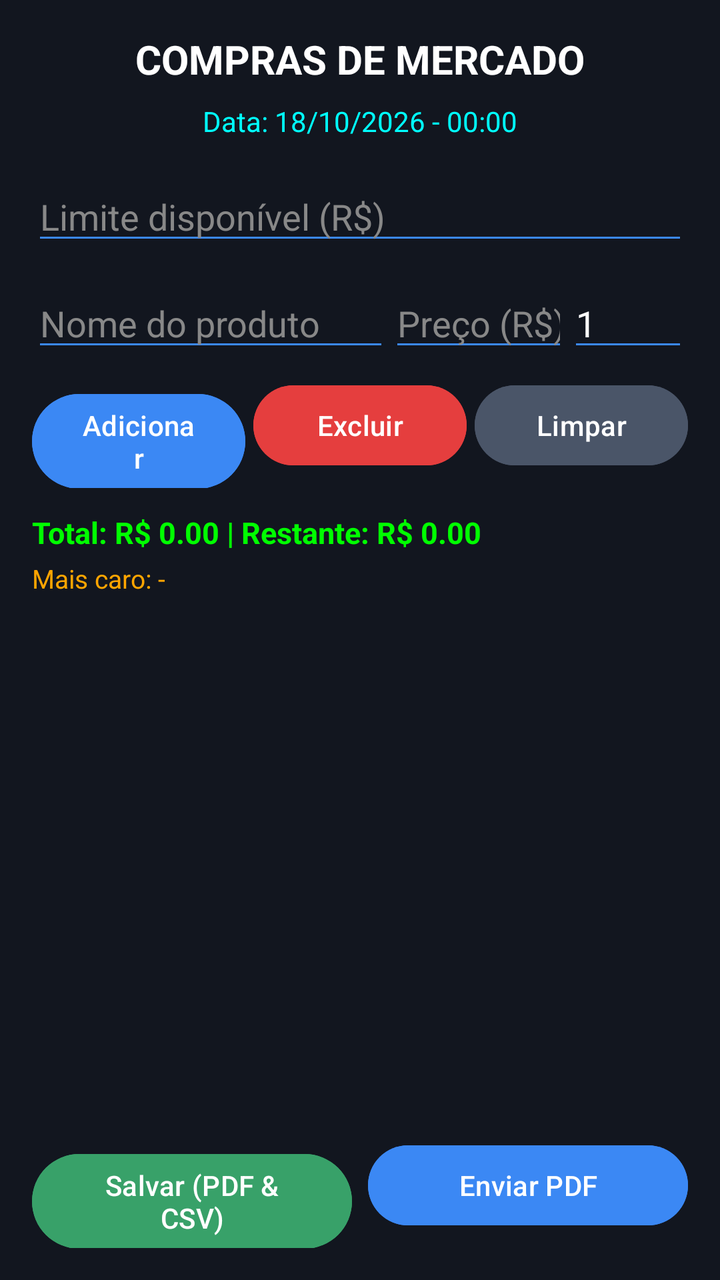
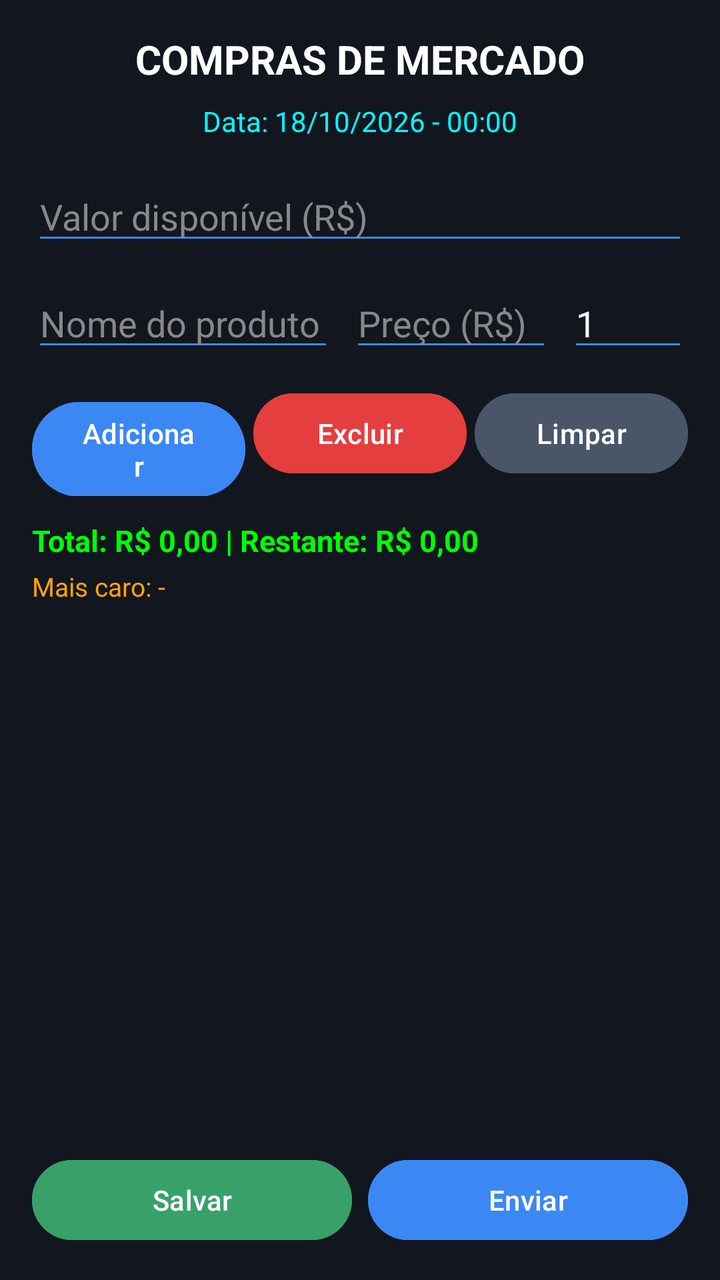

The first picture is an Android layout as it rendered before a commit; the second is the same layout after the commit. The layout source and the unified diff follow.
<!-- AndroidManifest.xml: application theme Theme.CalculadoradeCompras -->
<!-- res/layout/fragment_mercado.xml -->
<?xml version="1.0" encoding="utf-8"?>
<LinearLayout xmlns:android="http://schemas.android.com/apk/res/android"
    android:layout_width="match_parent"
    android:layout_height="match_parent"
    android:orientation="vertical"
    android:background="#12161F"
    android:padding="16dp">

    
    <TextView
        android:layout_width="wrap_content"
        android:layout_height="wrap_content"
        android:text="COMPRAS DE MERCADO"
        android:textColor="#FFFFFF"
        android:textSize="20sp"
        android:textStyle="bold"
        android:layout_gravity="center_horizontal"
        android:layout_marginBottom="8dp" />

    <TextView
        android:id="@+id/lblData"
        android:layout_width="wrap_content"
        android:layout_height="wrap_content"
        android:text="Data: 18/10/2026 - 00:00"
        android:textColor="#00FFFF"
        android:textSize="14sp"
        android:layout_gravity="center_horizontal"
        android:layout_marginBottom="16dp" />

    
    <EditText
        android:id="@+id/entLimite"
        android:layout_width="match_parent"
        android:layout_height="wrap_content"
        android:hint="Limite disponível (R$)"
        android:inputType="numberDecimal"
        android:textColor="#FFFFFF"
        android:textColorHint="#888888"
        android:backgroundTint="#3B88F4"
        android:layout_marginBottom="12dp"
        android:imeOptions="actionNext" />

    
    <LinearLayout
        android:layout_width="match_parent"
        android:layout_height="wrap_content"
        android:orientation="horizontal"
        android:layout_marginBottom="8dp">

        <EditText
            android:id="@+id/entProduto"
            android:layout_width="0dp"
            android:layout_height="wrap_content"
            android:layout_weight="2"
            android:hint="Nome do produto"
            android:inputType="text"
            android:textColor="#FFFFFF"
            android:textColorHint="#888888"
            android:backgroundTint="#3B88F4"
            android:imeOptions="actionNext" />

        <EditText
            android:id="@+id/entPreco"
            android:layout_width="0dp"
            android:layout_height="wrap_content"
            android:layout_weight="1"
            android:hint="Preço (R$)"
            android:inputType="numberDecimal"
            android:textColor="#FFFFFF"
            android:textColorHint="#888888"
            android:backgroundTint="#3B88F4"
            android:imeOptions="actionNext" />

        <EditText
            android:id="@+id/entQtd"
            android:layout_width="60dp"
            android:layout_height="wrap_content"
            android:hint="Qtd"
            android:text="1"
            android:inputType="number"
            android:textColor="#FFFFFF"
            android:textColorHint="#888888"
            android:backgroundTint="#3B88F4"
            android:imeOptions="actionDone" />
    </LinearLayout>

    
    <LinearLayout
        android:layout_width="match_parent"
        android:layout_height="wrap_content"
        android:orientation="horizontal"
        android:layout_marginBottom="12dp">

        <Button
            android:id="@+id/btnAdicionar"
            android:layout_width="0dp"
            android:layout_height="wrap_content"
            android:layout_weight="1"
            android:text="Adicionar"
            android:backgroundTint="#3B88F4"
            android:textColor="#FFFFFF"
            android:layout_marginEnd="4dp" />

        <Button
            android:id="@+id/btnRemover"
            android:layout_width="0dp"
            android:layout_height="wrap_content"
            android:layout_weight="1"
            android:text="Excluir"
            android:backgroundTint="#E53E3E"
            android:textColor="#FFFFFF"
            android:layout_marginEnd="4dp" />

        <Button
            android:id="@+id/btnLimpar"
            android:layout_width="0dp"
            android:layout_height="wrap_content"
            android:layout_weight="1"
            android:text="Limpar"
            android:backgroundTint="#4A5568"
            android:textColor="#FFFFFF" />
    </LinearLayout>

    
    <TextView
        android:id="@+id/lblStatus"
        android:layout_width="match_parent"
        android:layout_height="wrap_content"
        android:text="Total: R$ 0.00 | Restante: R$ 0.00"
        android:textColor="#00FF00"
        android:textSize="15sp"
        android:textStyle="bold"
        android:layout_marginBottom="4dp" />

    <TextView
        android:id="@+id/lblItemMaisCaro"
        android:layout_width="match_parent"
        android:layout_height="wrap_content"
        android:text="Mais caro: -"
        android:textColor="#FFA500"
        android:textSize="13sp"
        android:layout_marginBottom="8dp" />

    
    <ScrollView
        android:layout_width="match_parent"
        android:layout_height="0dp"
        android:layout_weight="1"
        android:layout_marginBottom="12dp">

        <LinearLayout
            android:id="@+id/boxLista"
            android:layout_width="match_parent"
            android:layout_height="wrap_content"
            android:orientation="vertical" />
    </ScrollView>

    
    <LinearLayout
        android:layout_width="match_parent"
        android:layout_height="wrap_content"
        android:orientation="horizontal">

        <Button
            android:id="@+id/btnSalvar"
            android:layout_width="0dp"
            android:layout_height="wrap_content"
            android:layout_weight="1"
            android:text="Salvar (PDF &amp; CSV)"
            android:backgroundTint="#38A169"
            android:textColor="#FFFFFF"
            android:layout_marginEnd="8dp" />

        <Button
            android:id="@+id/btnEnviar"
            android:layout_width="0dp"
            android:layout_height="wrap_content"
            android:layout_weight="1"
            android:enabled="false"
            android:text="Enviar PDF"
            android:backgroundTint="#3B88F4"
            android:textColor="#FFFFFF" />
    </LinearLayout>

</LinearLayout>
<!-- resources referenced by this layout -->
<resources>
  <style name="Theme.CalculadoradeCompras" parent="Base.Theme.CalculadoradeCompras" />
  <style name="Base.Theme.CalculadoradeCompras" parent="Theme.Material3.DayNight.NoActionBar">
          
          
          
      </style>
</resources>

<!-- the commit's change to res/layout/fragment_mercado.xml (unified diff, before → after) -->
@@ -6,8 +6,8 @@
     android:background="#12161F"
     android:padding="16dp">
 
-    
     <TextView
+        android:id="@+id/lblTitulo"
         android:layout_width="wrap_content"
         android:layout_height="wrap_content"
         android:text="COMPRAS DE MERCADO"
@@ -15,7 +15,7 @@
         android:textSize="20sp"
         android:textStyle="bold"
         android:layout_gravity="center_horizontal"
-        android:layout_marginBottom="8dp" />
+        android:layout_marginBottom="8dp"/>
 
     <TextView
         android:id="@+id/lblData"
@@ -25,39 +25,38 @@
         android:textColor="#00FFFF"
         android:textSize="14sp"
         android:layout_gravity="center_horizontal"
-        android:layout_marginBottom="16dp" />
+        android:layout_marginBottom="16dp"/>
 
-    
     <EditText
         android:id="@+id/entLimite"
         android:layout_width="match_parent"
         android:layout_height="wrap_content"
-        android:hint="Limite disponível (R$)"
+        android:hint="Valor disponível (R$)"
         android:inputType="numberDecimal"
         android:textColor="#FFFFFF"
         android:textColorHint="#888888"
         android:backgroundTint="#3B88F4"
         android:layout_marginBottom="12dp"
-        android:imeOptions="actionNext" />
+        android:imeOptions="actionNext"/>
 
-    
     <LinearLayout
         android:layout_width="match_parent"
         android:layout_height="wrap_content"
         android:orientation="horizontal"
-        android:layout_marginBottom="8dp">
+        android:layout_marginBottom="12dp">
 
         <EditText
             android:id="@+id/entProduto"
             android:layout_width="0dp"
             android:layout_height="wrap_content"
-            android:layout_weight="2"
+            android:layout_weight="1.5"
             android:hint="Nome do produto"
             android:inputType="text"
             android:textColor="#FFFFFF"
             android:textColorHint="#888888"
             android:backgroundTint="#3B88F4"
-            android:imeOptions="actionNext" />
+            android:layout_marginEnd="8dp"
+            android:imeOptions="actionNext"/>
 
         <EditText
             android:id="@+id/entPreco"
@@ -69,7 +68,8 @@
             android:textColor="#FFFFFF"
             android:textColorHint="#888888"
             android:backgroundTint="#3B88F4"
-            android:imeOptions="actionNext" />
+            android:layout_marginEnd="8dp"
+            android:imeOptions="actionNext"/>
 
         <EditText
             android:id="@+id/entQtd"
@@ -81,10 +81,9 @@
             android:textColor="#FFFFFF"
             android:textColorHint="#888888"
             android:backgroundTint="#3B88F4"
-            android:imeOptions="actionDone" />
+            android:imeOptions="actionDone"/>
     </LinearLayout>
 
-    
     <LinearLayout
         android:layout_width="match_parent"
         android:layout_height="wrap_content"
@@ -99,7 +98,7 @@
             android:text="Adicionar"
             android:backgroundTint="#3B88F4"
             android:textColor="#FFFFFF"
-            android:layout_marginEnd="4dp" />
+            android:layout_marginEnd="4dp"/>
 
         <Button
             android:id="@+id/btnRemover"
@@ -109,7 +108,7 @@
             android:text="Excluir"
             android:backgroundTint="#E53E3E"
             android:textColor="#FFFFFF"
-            android:layout_marginEnd="4dp" />
+            android:layout_marginEnd="4dp"/>
 
         <Button
             android:id="@+id/btnLimpar"
@@ -118,19 +117,18 @@
             android:layout_weight="1"
             android:text="Limpar"
             android:backgroundTint="#4A5568"
-            android:textColor="#FFFFFF" />
+            android:textColor="#FFFFFF"/>
     </LinearLayout>
 
-    
     <TextView
         android:id="@+id/lblStatus"
         android:layout_width="match_parent"
         android:layout_height="wrap_content"
-        android:text="Total: R$ 0.00 | Restante: R$ 0.00"
+        android:text="Total: R$ 0,00 | Restante: R$ 0,00"
         android:textColor="#00FF00"
         android:textSize="15sp"
         android:textStyle="bold"
-        android:layout_marginBottom="4dp" />
+        android:layout_marginBottom="4dp"/>
 
     <TextView
         android:id="@+id/lblItemMaisCaro"
@@ -139,9 +137,8 @@
         android:text="Mais caro: -"
         android:textColor="#FFA500"
         android:textSize="13sp"
-        android:layout_marginBottom="8dp" />
+        android:layout_marginBottom="8dp"/>
 
-    
     <ScrollView
         android:layout_width="match_parent"
         android:layout_height="0dp"
@@ -152,10 +149,9 @@
             android:id="@+id/boxLista"
             android:layout_width="match_parent"
             android:layout_height="wrap_content"
-            android:orientation="vertical" />
+            android:orientation="vertical"/>
     </ScrollView>
 
-    
     <LinearLayout
         android:layout_width="match_parent"
         android:layout_height="wrap_content"
@@ -166,10 +162,10 @@
             android:layout_width="0dp"
             android:layout_height="wrap_content"
             android:layout_weight="1"
-            android:text="Salvar (PDF &amp; CSV)"
+            android:text="Salvar"
             android:backgroundTint="#38A169"
             android:textColor="#FFFFFF"
-            android:layout_marginEnd="8dp" />
+            android:layout_marginEnd="8dp"/>
 
         <Button
             android:id="@+id/btnEnviar"
@@ -177,9 +173,9 @@
             android:layout_height="wrap_content"
             android:layout_weight="1"
             android:enabled="false"
-            android:text="Enviar PDF"
+            android:text="Enviar"
             android:backgroundTint="#3B88F4"
-            android:textColor="#FFFFFF" />
+            android:textColor="#FFFFFF"/>
     </LinearLayout>
 
 </LinearLayout>
